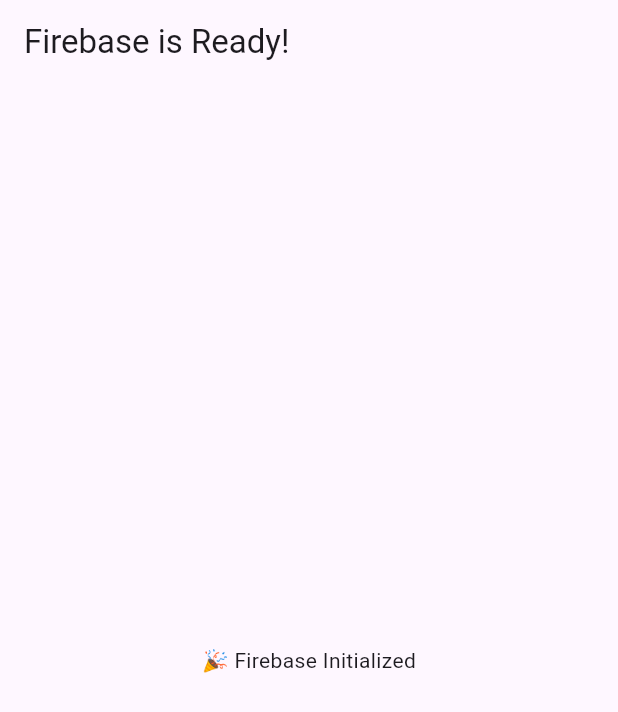
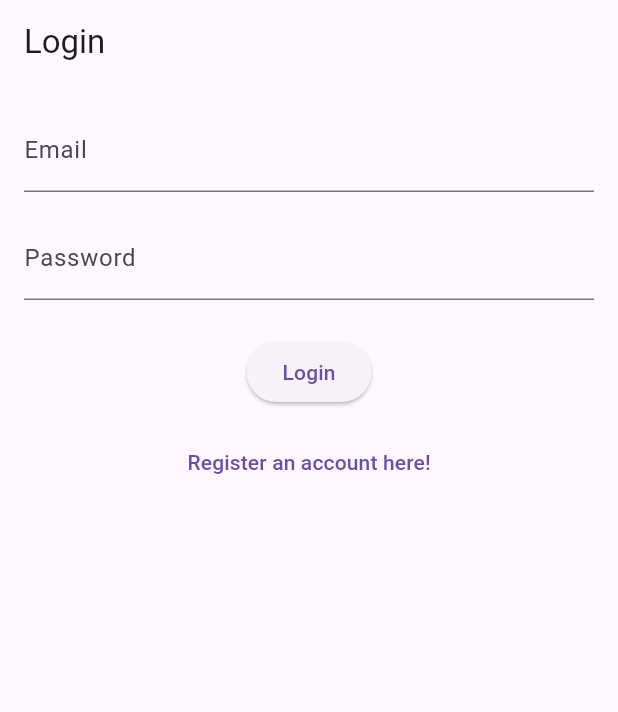
Before and after one commit to jodiele/flutter_mobile_development_bootstrap, a Flutter app: the screen it shows after launch, on a phone screen of 412 x 824 dp. Shown: the top 712 px of the screen. Run offline on Flutter 3.47's test engine with Material 3 defaults, Android fonts, the phone set to English and light mode, and no system bars; our stand-ins replace firebase_core; accounts and stored records are empty; generated files the repository leaves out were written again.

Commit message:
added login, register, and home page, edited login_page and main

```diff
--- a/lib/main.dart
+++ b/lib/main.dart
@@ -1,27 +1,34 @@
 import 'package:flutter/material.dart';
 import 'package:firebase_core/firebase_core.dart';
-import 'firebase_options.dart'; // Make sure this file exists
+import 'firebase_options.dart';
+
+import 'pages/login_page.dart';
+//import 'pages/register_page.dart';
+//import 'pages/home_page.dart';
 
 void main() async {
   WidgetsFlutterBinding.ensureInitialized();
   await Firebase.initializeApp(
     options: DefaultFirebaseOptions.currentPlatform,
   );
-  runApp(MyApp());
+  runApp(const MyApp());
 }
 
+// root for app
 class MyApp extends StatelessWidget {
+  const MyApp({super.key});
+
   @override
   Widget build(BuildContext context) {
     return MaterialApp(
-      title: 'Firebase Setup Demo',
-      theme: ThemeData(
-        colorScheme: ColorScheme.fromSeed(seedColor: Colors.deepPurple),
-      ),
-      home: Scaffold(
-        appBar: AppBar(title: Text('Firebase is Ready!')),
-        body: Center(child: Text('🎉 Firebase Initialized')),
-      ),
+      title: 'Calendar/TODO App ',
+      debugShowCheckedModeBanner: false,
+      initialRoute: '/login', // default page
+      routes: {
+        '/login': (context) => const LoginPage(),
+        //'/register': (context) => const RegisterPage(),
+        //'/home': (context) => const HomePage(),
+      },
     );
   }
 }
--- /dev/null
+++ b/lib/pages/login_page.dart
@@ -0,0 +1,86 @@
+import 'package:flutter/material.dart';
+
+class LoginPage extends StatelessWidget { // stateless is for nonchanging ui
+  const LoginPage({super.key});
+
+  @override
+  Widget build(BuildContext context) {
+    return Scaffold( // basic layouts
+      appBar: AppBar(title: const Text("Login")),
+      body: Padding(
+        padding: const EdgeInsets.all(16.0),
+        child: LoginForm(),
+      ),
+    );
+  }
+}
+
+class LoginForm extends StatefulWidget { // stateful is dynamic with user input
+  const LoginForm({super.key});
+
+  @override
+  State<LoginForm> createState() => _LoginFormState();
+}
+
+class _LoginFormState extends State<LoginForm> { // for ui logic
+  // manages user input fields
+  final emailController = TextEditingController();
+  final passwordController = TextEditingController();
+
+  void loginUser() { // called when user presses the login button
+    final email = emailController.text.trim(); // trim is to help remove any added spaces
+    final password = passwordController.text.trim();
+
+    print('Logging in with $email and $password'); // add firebase later
+  }
+
+  @override
+  Widget build(BuildContext context) {
+    return Column(
+      children: [
+        // email field
+        TextField(
+          controller: emailController,
+          decoration: const InputDecoration(
+            labelText: 'Email',
+          ),
+        ),
+        const SizedBox(height: 16),
+
+        // password field
+        TextField(
+          controller: passwordController,
+          obscureText: true, // privacy *** instead of abc
+          decoration: const InputDecoration(
+            labelText: 'Password',
+          ),
+        ),
+        const SizedBox(height: 24),
+
+        // login button
+        ElevatedButton(
+          onPressed: loginUser, // calls loginUser() func
+          child: const Text('Login'),
+        ),
+        const SizedBox(height: 12),
+
+        // link below login buttons to nav to register page, do after
+        TextButton(
+          onPressed: () {
+            // Navigate to register page
+            Navigator.pushNamed(context, '/register'); // this will switch to register page
+          },
+          child: const Text("Register an account here!"),
+        ),
+      ],
+    );
+  }
+
+  @override
+  void dispose() {
+    // frees memory
+    emailController.dispose();
+    passwordController.dispose();
+    super.dispose();
+  }
+}
```
Also changed, not shown: lib/pages/home_page.dart (added), lib/pages/register_page.dart (added).
